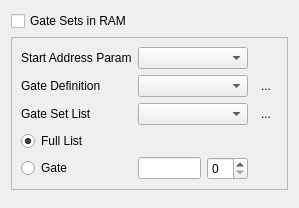
MonroeQuantumNetworks/IonControl, file ui/GateSet.ui: the form before one commit.
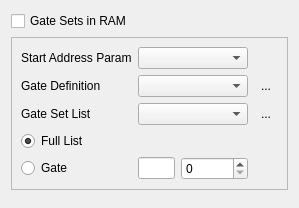
The form after the commit. Icons and pictures are not drawn.

Patch:
```diff
--- a/ui/GateSet.ui
+++ b/ui/GateSet.ui
@@ -41,6 +41,9 @@
           <verstretch>0</verstretch>
          </sizepolicy>
         </property>
+        <property name="maximum">
+         <number>999999999</number>
+        </property>
        </widget>
       </item>
       <item row="3" column="0" colspan="2">
```
